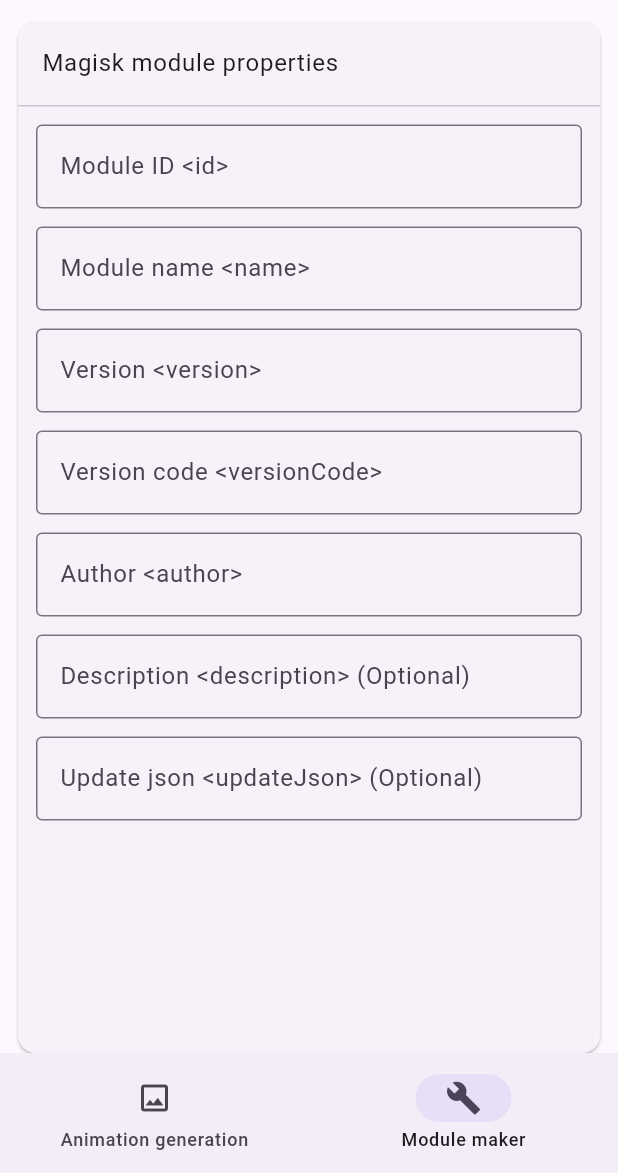
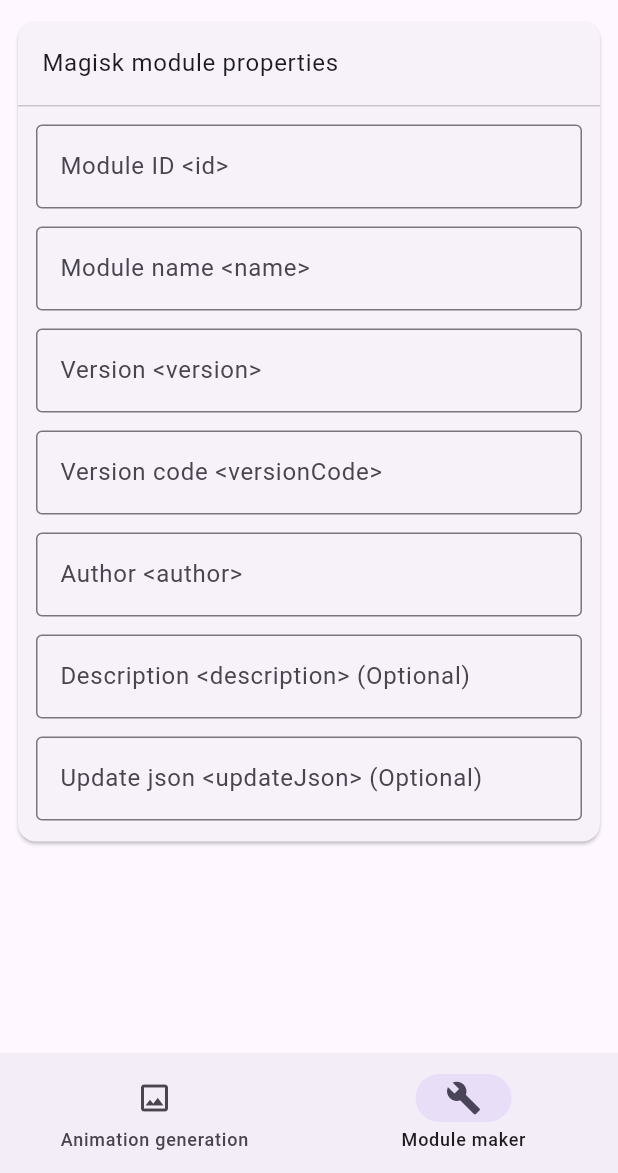
Before and after one commit to StaticReflection/BootAnimationMaker, a Flutter app: the screen it shows after launch, item 2 of the bottom bar chosen, on a phone screen of 412 x 824 dp, the part 63-1236 px from its top. Run offline on Flutter 3.47's test engine with Material 3 defaults, Android fonts, the phone set to English and light mode, and no system bars; our stand-ins replace file_picker, get; generated files the repository leaves out were written again.

Commit message:
fix(ui): fix property configuration card length on Magisk module generation page

```diff
--- a/lib/app/modules/home/pages/magisk_module/page.dart
+++ b/lib/app/modules/home/pages/magisk_module/page.dart
@@ -6,6 +6,10 @@
 
   @override
   Widget build(BuildContext context) {
-    return const MagiskModulePropertiesWidget();
+    return const Column(
+      children: [
+        MagiskModulePropertiesWidget(),
+      ],
+    );
   }
 }
```
